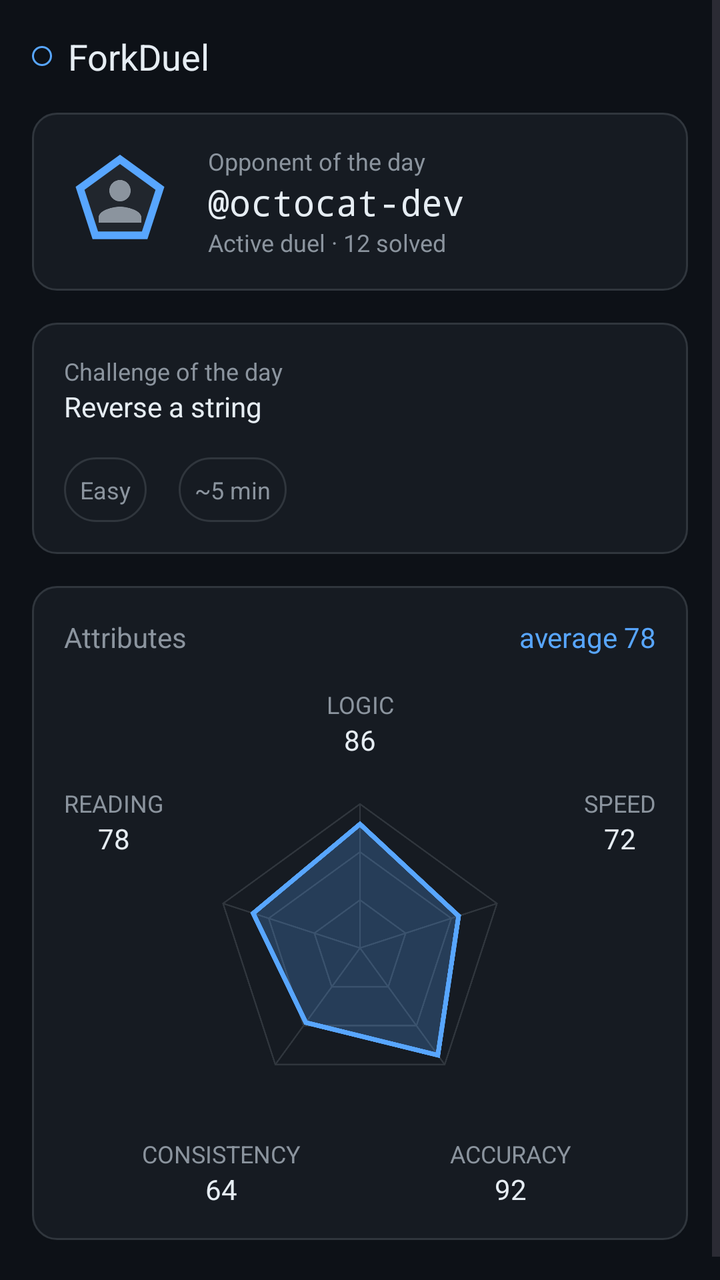
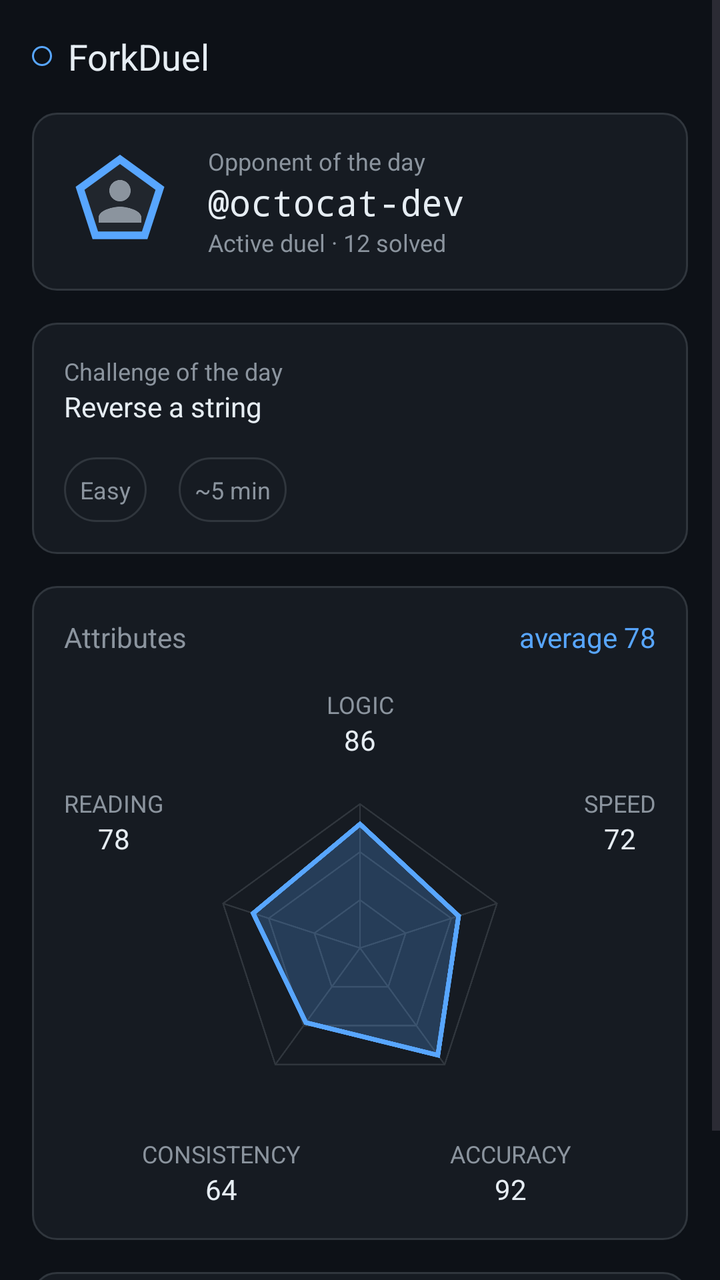

The first picture is an Android layout as it rendered before a commit; the second is the same layout after the commit. The layout source and the unified diff follow.
<!-- AndroidManifest.xml: application theme Theme.ForkDuel -->
<!-- res/layout/activity_main.xml -->
<?xml version="1.0" encoding="utf-8"?>
<ScrollView xmlns:android="http://schemas.android.com/apk/res/android"
    xmlns:app="http://schemas.android.com/apk/res-auto"
    android:layout_width="match_parent"
    android:layout_height="match_parent"
    android:fillViewport="true">

    
    <LinearLayout
        android:layout_width="match_parent"
        android:layout_height="wrap_content"
        android:background="@color/background"
        android:orientation="vertical"
        android:padding="@dimen/spacing_md">

        
        <LinearLayout
            android:layout_width="wrap_content"
            android:layout_height="wrap_content"
            android:layout_marginBottom="@dimen/spacing_md"
            android:gravity="center_vertical"
            android:orientation="horizontal">

            <View
                android:layout_width="@dimen/logo_dot_size"
                android:layout_height="@dimen/logo_dot_size"
                android:background="@drawable/logo_dot_background" />

            <TextView
                android:layout_width="wrap_content"
                android:layout_height="wrap_content"
                android:layout_marginStart="@dimen/spacing_sm"
                android:text="@string/app_name"
                android:textColor="@color/text_primary"
                android:textSize="@dimen/text_size_heading" />

        </LinearLayout>

        
        <LinearLayout
            android:layout_width="match_parent"
            android:layout_height="wrap_content"
            android:layout_marginBottom="@dimen/spacing_md"
            android:background="@drawable/card_background"
            android:gravity="center_vertical"
            android:orientation="horizontal"
            android:padding="@dimen/card_padding">

            
            <FrameLayout
                android:layout_width="@dimen/avatar_size"
                android:layout_height="@dimen/avatar_size">

                <ImageView
                    android:layout_width="match_parent"
                    android:layout_height="match_parent"
                    android:contentDescription="@null"
                    android:src="@drawable/ic_avatar_frame" />

                <ImageView
                    android:layout_width="@dimen/avatar_icon_size"
                    android:layout_height="@dimen/avatar_icon_size"
                    android:layout_gravity="center"
                    android:contentDescription="@string/label_opponent_of_the_day"
                    android:src="@drawable/ic_default_profile" />

            </FrameLayout>

            
            <LinearLayout
                android:layout_width="wrap_content"
                android:layout_height="wrap_content"
                android:layout_marginStart="@dimen/spacing_md"
                android:orientation="vertical">

                <TextView
                    android:layout_width="wrap_content"
                    android:layout_height="wrap_content"
                    android:text="@string/label_opponent_of_the_day"
                    android:textColor="@color/text_secondary"
                    android:textSize="@dimen/text_size_caption" />

                <TextView
                    android:layout_width="wrap_content"
                    android:layout_height="wrap_content"
                    android:fontFamily="monospace"
                    android:text="@string/opponent_username_mock"
                    android:textColor="@color/text_primary"
                    android:textSize="@dimen/text_size_heading" />

                <TextView
                    android:layout_width="wrap_content"
                    android:layout_height="wrap_content"
                    android:text="@string/duel_status_mock"
                    android:textColor="@color/text_secondary"
                    android:textSize="@dimen/text_size_caption" />

            </LinearLayout>


        </LinearLayout>

        
        <LinearLayout
            android:layout_width="match_parent"
            android:layout_height="wrap_content"
            android:layout_marginBottom="@dimen/spacing_md"
            android:background="@drawable/card_background"
            android:orientation="vertical"
            android:padding="@dimen/card_padding">

            <TextView
                android:layout_width="match_parent"
                android:layout_height="wrap_content"
                android:text="@string/label_challenge"
                android:textColor="@color/text_secondary"
                android:textSize="@dimen/text_size_caption" />

            
            <TextView
                android:layout_width="match_parent"
                android:layout_height="wrap_content"
                android:text="@string/challenge_title_mock"
                android:textColor="@color/text_primary"
                android:textSize="@dimen/text_size_body" />

            
            <LinearLayout
                android:layout_width="wrap_content"
                android:layout_height="wrap_content"
                android:layout_marginTop="@dimen/spacing_md"
                android:orientation="horizontal">

                <TextView
                    android:layout_width="wrap_content"
                    android:layout_height="wrap_content"
                    android:layout_marginEnd="@dimen/spacing_md"
                    android:background="@drawable/pill_background"
                    android:padding="@dimen/spacing_sm"
                    android:text="@string/difficulty_easy_mock"
                    android:textAlignment="center"
                    android:textColor="@color/text_secondary"
                    android:textSize="@dimen/text_size_caption" />

                <TextView
                    android:layout_width="wrap_content"
                    android:layout_height="wrap_content"
                    android:background="@drawable/pill_background"
                    android:padding="@dimen/spacing_sm"
                    android:text="@string/estimated_time_mock"
                    android:textAlignment="center"
                    android:textColor="@color/text_secondary"
                    android:textSize="@dimen/text_size_caption" />

            </LinearLayout>
        </LinearLayout>

        
        <LinearLayout
            android:layout_width="match_parent"
            android:layout_height="wrap_content"
            android:layout_marginBottom="@dimen/spacing_md"
            android:background="@drawable/card_background"
            android:orientation="vertical"
            android:padding="@dimen/card_padding">

            
            <LinearLayout
                android:layout_width="match_parent"
                android:layout_height="wrap_content"
                android:orientation="horizontal">

                <TextView
                    android:layout_width="0dp"
                    android:layout_height="wrap_content"
                    android:layout_weight="1"
                    android:text="@string/label_attributes"
                    android:textColor="@color/text_secondary"
                    android:textSize="@dimen/text_size_body" />

                <TextView
                    android:layout_width="wrap_content"
                    android:layout_height="wrap_content"
                    android:text="@string/attributes_average_mock"
                    android:textColor="@color/accent_blue"
                    android:textSize="@dimen/text_size_body" />

            </LinearLayout>
            
            <androidx.constraintlayout.widget.ConstraintLayout
                android:layout_width="match_parent"
                android:layout_height="@dimen/radar_container_height"
                android:layout_marginTop="@dimen/spacing_md">

                <ImageView
                    android:id="@+id/radar_chart_image"
                    android:layout_width="@dimen/radar_chart_size"
                    android:layout_height="@dimen/radar_chart_size"
                    android:contentDescription="@string/label_attributes"
                    android:src="@drawable/ic_radar_chart"
                    app:layout_constraintBottom_toBottomOf="parent"
                    app:layout_constraintEnd_toEndOf="parent"
                    app:layout_constraintStart_toStartOf="parent"
                    app:layout_constraintTop_toTopOf="parent" />
                
                <LinearLayout
                    android:layout_width="wrap_content"
                    android:layout_height="wrap_content"
                    android:gravity="center"
                    android:orientation="vertical"
                    app:layout_constraintBottom_toBottomOf="parent"
                    app:layout_constraintEnd_toEndOf="parent"
                    app:layout_constraintHorizontal_bias="0.5"
                    app:layout_constraintStart_toStartOf="parent"
                    app:layout_constraintTop_toTopOf="parent"
                    app:layout_constraintVertical_bias="0.0">

                    <TextView
                        android:layout_width="wrap_content"
                        android:layout_height="wrap_content"
                        android:text="@string/attribute_logic"
                        android:textAllCaps="true"
                        android:textColor="@color/text_secondary"
                        android:textSize="@dimen/text_size_caption" />

                    <TextView
                        android:layout_width="wrap_content"
                        android:layout_height="wrap_content"
                        android:text="@string/attribute_logic_value_mock"
                        android:textColor="@color/text_primary"
                        android:textSize="@dimen/text_size_body" />

                </LinearLayout>
                
                <LinearLayout
                    android:layout_width="wrap_content"
                    android:layout_height="wrap_content"
                    android:gravity="center"
                    android:orientation="vertical"
                    app:layout_constraintBottom_toBottomOf="parent"
                    app:layout_constraintEnd_toEndOf="parent"
                    app:layout_constraintHorizontal_bias="1.0"
                    app:layout_constraintStart_toStartOf="parent"
                    app:layout_constraintTop_toTopOf="parent"
                    app:layout_constraintVertical_bias="0.22">

                    <TextView
                        android:layout_width="wrap_content"
                        android:layout_height="wrap_content"
                        android:text="@string/attribute_speed"
                        android:textAllCaps="true"
                        android:textColor="@color/text_secondary"
                        android:textSize="@dimen/text_size_caption" />

                    <TextView
                        android:layout_width="wrap_content"
                        android:layout_height="wrap_content"
                        android:text="@string/attribute_speed_value_mock"
                        android:textColor="@color/text_primary"
                        android:textSize="@dimen/text_size_body" />

                </LinearLayout>
                
                <LinearLayout
                    android:layout_width="wrap_content"
                    android:layout_height="wrap_content"
                    android:gravity="center"
                    android:orientation="vertical"
                    app:layout_constraintBottom_toBottomOf="parent"
                    app:layout_constraintEnd_toEndOf="parent"
                    app:layout_constraintHorizontal_bias="0.18"
                    app:layout_constraintStart_toStartOf="parent"
                    app:layout_constraintTop_toTopOf="parent"
                    app:layout_constraintVertical_bias="1.0">

                    <TextView
                        android:layout_width="wrap_content"
                        android:layout_height="wrap_content"
                        android:text="@string/attribute_consistency"
                        android:textAllCaps="true"
                        android:textColor="@color/text_secondary"
                        android:textSize="@dimen/text_size_caption" />

                    <TextView
                        android:layout_width="wrap_content"
                        android:layout_height="wrap_content"
                        android:text="@string/attribute_consistency_value_mock"
                        android:textColor="@color/text_primary"
                        android:textSize="@dimen/text_size_body" />


                </LinearLayout>
                
                <LinearLayout
                    android:layout_width="wrap_content"
                    android:layout_height="wrap_content"
                    android:gravity="center"
                    android:orientation="vertical"
                    app:layout_constraintBottom_toBottomOf="parent"
                    app:layout_constraintEnd_toEndOf="parent"
                    app:layout_constraintHorizontal_bias="0.82"
                    app:layout_constraintStart_toStartOf="parent"
                    app:layout_constraintTop_toTopOf="parent"
                    app:layout_constraintVertical_bias="1.0">

                    <TextView
                        android:layout_width="wrap_content"
                        android:layout_height="wrap_content"
                        android:text="@string/attribute_accuracy"
                        android:textAllCaps="true"
                        android:textColor="@color/text_secondary"
                        android:textSize="@dimen/text_size_caption" />

                    <TextView
                        android:layout_width="wrap_content"
                        android:layout_height="wrap_content"
                        android:text="@string/attribute_accuracy_value_mock"
                        android:textColor="@color/text_primary"
                        android:textSize="@dimen/text_size_body" />

                </LinearLayout>

                
                <LinearLayout
                    android:layout_width="wrap_content"
                    android:layout_height="wrap_content"
                    android:gravity="center"
                    android:orientation="vertical"
                    app:layout_constraintBottom_toBottomOf="parent"
                    app:layout_constraintEnd_toEndOf="parent"
                    app:layout_constraintHorizontal_bias="0.0"
                    app:layout_constraintStart_toStartOf="parent"
                    app:layout_constraintTop_toTopOf="parent"
                    app:layout_constraintVertical_bias="0.22">

                    <TextView
                        android:layout_width="wrap_content"
                        android:layout_height="wrap_content"
                        android:text="@string/attribute_reading"
                        android:textAllCaps="true"
                        android:textColor="@color/text_secondary"
                        android:textSize="@dimen/text_size_caption" />

                    <TextView
                        android:layout_width="wrap_content"
                        android:layout_height="wrap_content"
                        android:text="@string/attribute_reading_value_mock"
                        android:textColor="@color/text_primary"
                        android:textSize="@dimen/text_size_body" />

                </LinearLayout>

            </androidx.constraintlayout.widget.ConstraintLayout>
        </LinearLayout>

    </LinearLayout>
</ScrollView>
<!-- resources referenced by this layout -->
<resources>
  <color name="accent_blue">#58A6FF</color>
  <color name="background">#0D1117</color>
  <color name="text_primary">#E6EDF3</color>
  <color name="text_secondary">#8B949E</color>
  <dimen name="avatar_icon_size">32dp</dimen>
  <dimen name="avatar_size">56dp</dimen>
  <dimen name="card_padding">16dp</dimen>
  <dimen name="logo_dot_size">10dp</dimen>
  <dimen name="radar_chart_size">160dp</dimen>
  <dimen name="radar_container_height">260dp</dimen>
  <dimen name="spacing_md">16dp</dimen>
  <dimen name="spacing_sm">8dp</dimen>
  <dimen name="text_size_body">14sp</dimen>
  <dimen name="text_size_caption">12sp</dimen>
  <dimen name="text_size_heading">18sp</dimen>
  <!-- drawable logo_dot_background (drawable) -->
  <?xml version="1.0" encoding="utf-8"?>
  <shape xmlns:android="http://schemas.android.com/apk/res/android"
      android:shape="oval">
  
      <solid android:color="@android:color/transparent" />
  
      <stroke
          android:width="@dimen/card_border_width"
          android:color="@color/accent_blue" />
  
  </shape>
  <!-- drawable pill_background (drawable) -->
  <?xml version="1.0" encoding="utf-8"?>
  <shape xmlns:android="http://schemas.android.com/apk/res/android"
      android:shape="rectangle">
  
      <solid android:color="@color/surface_card" />
  
      <stroke
          android:width="@dimen/card_border_width"
          android:color="@color/border" />
  
      <corners android:radius="@dimen/pill_corner_radius" />
  
  </shape>
  <string name="app_name">ForkDuel</string>
  <string name="attribute_accuracy">Accuracy</string>
  <string name="attribute_accuracy_value_mock">92</string>
  <string name="attribute_consistency">Consistency</string>
  <string name="attribute_consistency_value_mock">64</string>
  <string name="attribute_logic">Logic</string>
  <string name="attribute_logic_value_mock">86</string>
  <string name="attribute_reading">Reading</string>
  <string name="attribute_reading_value_mock">78</string>
  <string name="attribute_speed">Speed</string>
  <string name="attribute_speed_value_mock">72</string>
  <string name="attributes_average_mock">average 78</string>
  <string name="challenge_title_mock">Reverse a string</string>
  <string name="difficulty_easy_mock">Easy</string>
  <string name="duel_status_mock">Active duel · 12 solved</string>
  <string name="estimated_time_mock">~5 min</string>
  <string name="label_attributes">Attributes</string>
  <string name="label_challenge">Challenge of the day</string>
  <string name="label_opponent_of_the_day">Opponent of the day</string>
  <string name="opponent_username_mock">@octocat-dev</string>
  <style name="Theme.ForkDuel" parent="Base.Theme.ForkDuel" />
  <color name="surface_card">#161B22</color>
  <dimen name="card_border_width">1dp</dimen>
  <color name="border">#30363D</color>
  <dimen name="card_corner_radius">12dp</dimen>
  <color name="avatar_fill">#21262D</color>
  <dimen name="pill_corner_radius">999dp</dimen>
  <style name="Base.Theme.ForkDuel" parent="Theme.Material3.DayNight.NoActionBar">
          
          
      </style>
  <!-- unchanged entries left out for length: 4 -->
</resources>

<!-- the commit's change to res/layout/activity_main.xml (unified diff, before → after) -->
@@ -352,6 +352,38 @@
 
             </androidx.constraintlayout.widget.ConstraintLayout>
         </LinearLayout>
-
+        
+        <LinearLayout
+            android:layout_width="match_parent"
+            android:layout_height="wrap_content"
+            android:layout_marginBottom="@dimen/spacing_md"
+            android:background="@drawable/card_background"
+            android:gravity="center_vertical"
+            android:orientation="horizontal"
+            android:padding="@dimen/card_padding">
+
+            <ImageView
+                android:layout_width="@dimen/ranking_icon_size"
+                android:layout_height="@dimen/ranking_icon_size"
+                android:contentDescription="@null"
+                android:src="@drawable/ic_star" />
+
+            <TextView
+                android:layout_width="0dp"
+                android:layout_height="wrap_content"
+                android:layout_marginStart="@dimen/spacing_sm"
+                android:layout_weight="1"
+                android:text="@string/label_current_ranking"
+                android:textColor="@color/text_primary"
+                android:textSize="@dimen/text_size_body" />
+
+            <TextView
+                android:layout_width="wrap_content"
+                android:layout_height="wrap_content"
+                android:text="@string/ranking_value_mock"
+                android:textColor="@color/text_primary"
+                android:textSize="@dimen/text_size_heading" />
+
+        </LinearLayout>
     </LinearLayout>
 </ScrollView>
<!-- resource entries referenced after the edit -->
@@ -10,11 +10,24 @@
   <dimen name="logo_dot_size">10dp</dimen>
   <dimen name="radar_chart_size">160dp</dimen>
   <dimen name="radar_container_height">260dp</dimen>
+  <dimen name="ranking_icon_size">20dp</dimen>
   <dimen name="spacing_md">16dp</dimen>
   <dimen name="spacing_sm">8dp</dimen>
   <dimen name="text_size_body">14sp</dimen>
   <dimen name="text_size_caption">12sp</dimen>
   <dimen name="text_size_heading">18sp</dimen>
+  <!-- drawable ic_star (drawable) -->
+  <?xml version="1.0" encoding="utf-8"?>
+  <vector xmlns:android="http://schemas.android.com/apk/res/android"
+      android:width="24dp" android:height="24dp"
+      android:viewportWidth="24" android:viewportHeight="24">
+  
+      
+      <path
+          android:fillColor="@color/accent_blue"
+          android:pathData="M12,17.27L18.18,21l-1.64,-7.03L22,9.24l-7.19,-0.61L12,2L9.19,8.63L2,9.24l5.46,4.73L5.82,21z" />
+  
+  </vector>
   <!-- drawable logo_dot_background (drawable) -->
   <?xml version="1.0" encoding="utf-8"?>
   <shape xmlns:android="http://schemas.android.com/apk/res/android"
@@ -59,8 +72,10 @@
   <string name="estimated_time_mock">~5 min</string>
   <string name="label_attributes">Attributes</string>
   <string name="label_challenge">Challenge of the day</string>
+  <string name="label_current_ranking">Current ranking</string>
   <string name="label_opponent_of_the_day">Opponent of the day</string>
   <string name="opponent_username_mock">@octocat-dev</string>
+  <string name="ranking_value_mock">#42</string>
   <style name="Theme.ForkDuel" parent="Base.Theme.ForkDuel" />
   <color name="surface_card">#161B22</color>
   <dimen name="card_border_width">1dp</dimen>
